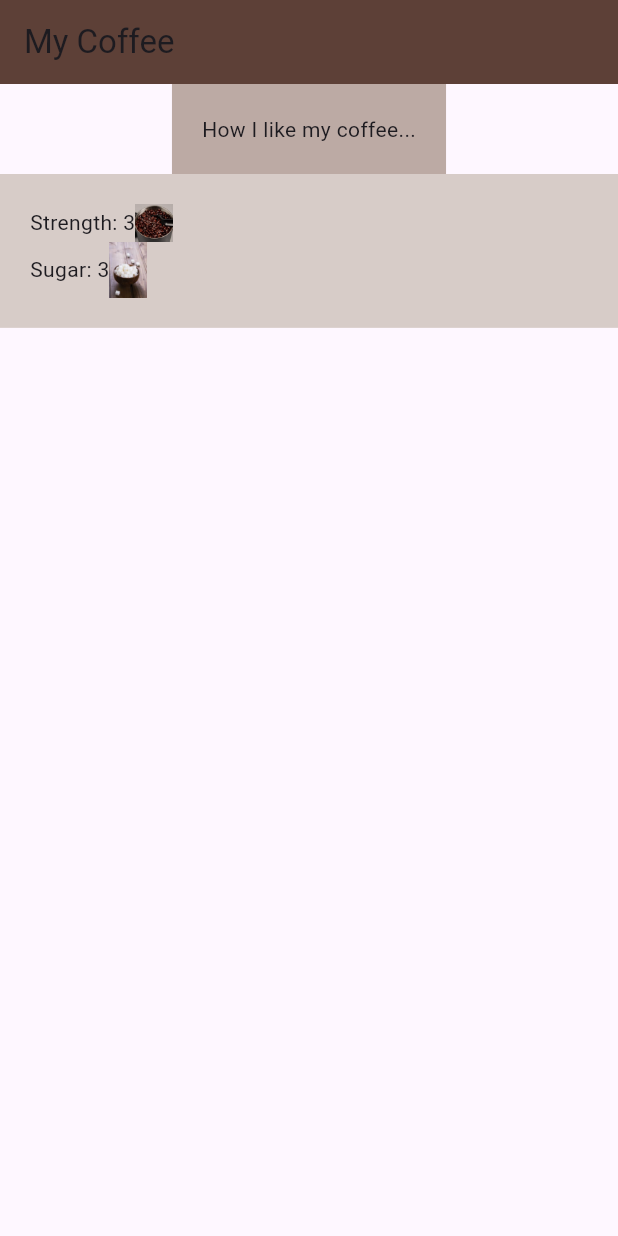
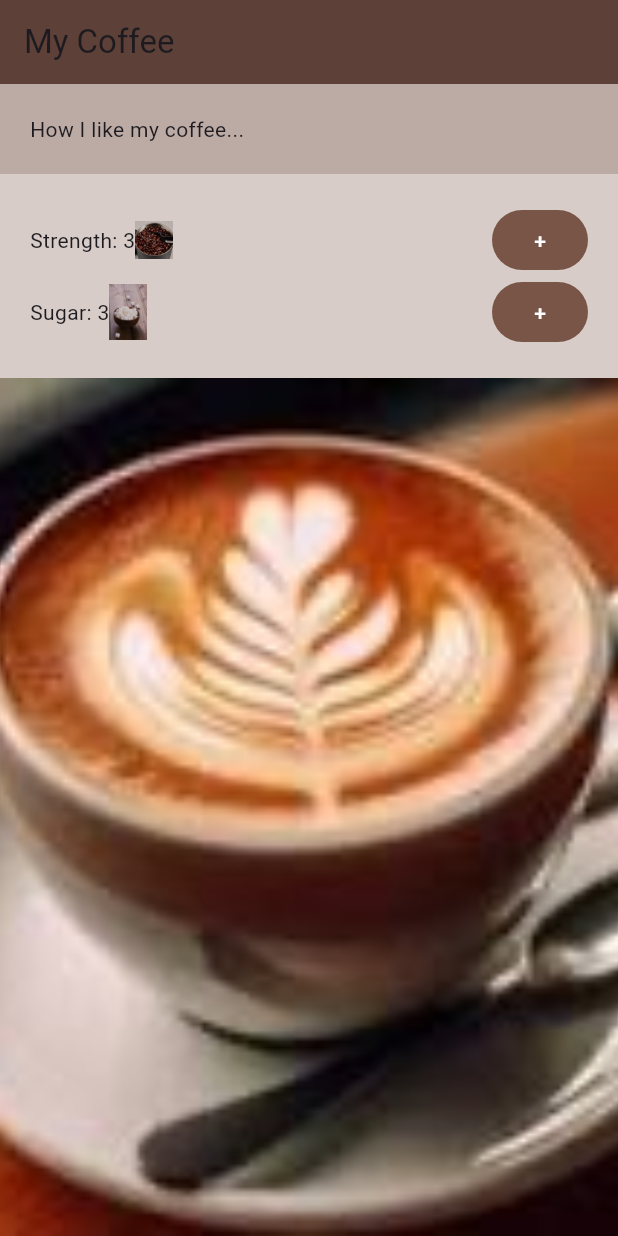
Before and after one commit to chimdike21/coffee_card, a Flutter app: the screen it shows after launch, on a phone screen of 412 x 824 dp. Run offline on Flutter 3.47's test engine with Material 3 defaults, Android fonts, the phone set to English and light mode, and no system bars.

Commit message:
✨feat: Add coffee preferences functionality with buttons to increase strength and sugar

```diff
--- a/lib/coffee_prefs.dart
+++ b/lib/coffee_prefs.dart
@@ -3,32 +3,61 @@ import 'package:flutter/material.dart';
 class CoffeePrefs extends StatelessWidget {
   const CoffeePrefs({super.key});
 
+  void increaseStrength() {
+    print ('Inc strength by 1');
+  }
+
+  void increaseSugars() {
+    print ('Inc sugars by 1');
+  }
+
   @override
   Widget build(BuildContext context) {
-    return  Column(
-      children:[
+    return Column(
+      children: [
         Row(
-          children:[
+          children: [
             const Text('Strength: '),
             const Text('3'),
-            Image.asset('assets/coffee-bean.jpg',
-              width:25,
-              color:Colors.brown[100],
+            Image.asset(
+              'assets/coffee-bean.jpg',
+              width: 25,
+              color: Colors.brown[100],
               colorBlendMode: BlendMode.multiply,
             ),
-            SizedBox(width:50),
-          ]
+            const Expanded(child: SizedBox()),
+            FilledButton(
+              style: FilledButton.styleFrom(
+                backgroundColor: Colors.brown,
+                foregroundColor: Colors.white,
+              ),
+              onPressed: increaseStrength,
+              child: const Text('+')
+            ),
+          ],
         ),
         Row(
-          children:[
+          children: [
             const Text('Sugar: '),
             const Text('3'),
-            Image.asset('assets/sugar-cube.jpg',
-              width:25,),
-            SizedBox(width:50),
-          ]
-        )
-      ]
+            Image.asset(
+              'assets/sugar-cube.jpg',
+              width: 25,
+              color: Colors.brown[100],
+              colorBlendMode: BlendMode.multiply,
+            ),
+            const Expanded(child: SizedBox()),
+            FilledButton(
+              style: FilledButton.styleFrom(
+                backgroundColor: Colors.brown,
+                foregroundColor: Colors.white,
+              ),
+              onPressed: increaseSugars,
+              child: const Text('+')
+            )
+          ],
+        ),
+      ],
     );
   }
 }
--- a/lib/home.dart
+++ b/lib/home.dart
@@ -15,17 +15,28 @@ class Home extends StatelessWidget {
       ),
       body: Column(
         children: [
-          Container(
-            color: Colors.brown[200],
-            padding: EdgeInsets.all(20),
-            child: const Text("How I like my coffee...")
+          SizedBox(
+            width: double.infinity, // Ensures full width
+            child: Container(
+              color: Colors.brown[200],
+              padding: EdgeInsets.all(20),
+              child: const Text("How I like my coffee...")
+            ),
           ),
           Container(
             color: Colors.brown[100],
             padding: EdgeInsets.all(20),
             child: const CoffeePrefs()
           ),
-        ],),
-      );
+          Expanded(
+            child: Image.asset(
+              "assets/coffee.jpg",
+              fit: BoxFit.cover,
+              alignment: Alignment.center,
+            )
+          ),
+        ],
+      ),
+    );
   }
 }
```
